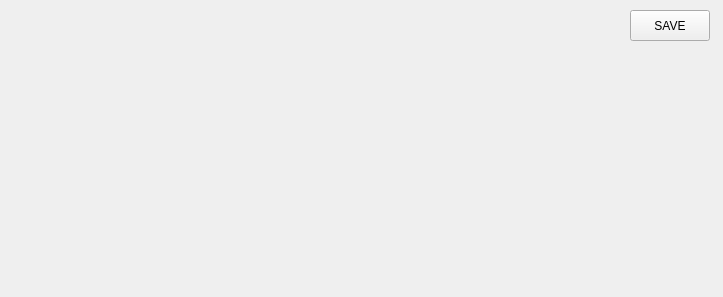
The window that ui/makerwindow.ui (sedrickkeh/Pacman2) describes before a commit, drawn with Qt 5.
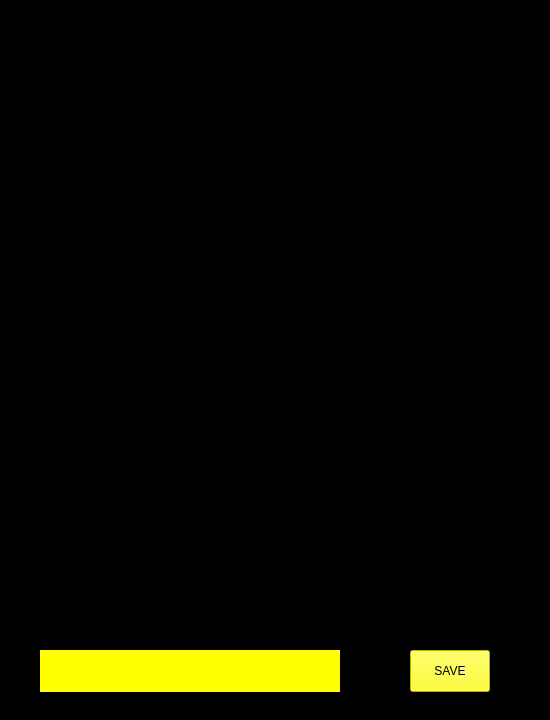
The same window after the commit.

What changed in the file:
```diff
--- a/ui/makerwindow.ui
+++ b/ui/makerwindow.ui
@@ -6,26 +6,48 @@
    <rect>
     <x>0</x>
     <y>0</y>
-    <width>723</width>
-    <height>297</height>
+    <width>550</width>
+    <height>720</height>
    </rect>
   </property>
   <property name="windowTitle">
-   <string>Form</string>
+   <string>Map Maker</string>
+  </property>
+  <property name="styleSheet">
+   <string notr="true">background-color: rgb(0, 0, 0);</string>
   </property>
   <widget class="QPushButton" name="save">
    <property name="geometry">
     <rect>
-     <x>630</x>
-     <y>10</y>
+     <x>410</x>
+     <y>650</y>
      <width>80</width>
-     <height>31</height>
+     <height>42</height>
     </rect>
    </property>
+   <property name="styleSheet">
+    <string notr="true">background-color: rgb(255, 255, 0);</string>
+   </property>
    <property name="text">
     <string>SAVE</string>
    </property>
   </widget>
+  <widget class="QLabel" name="mapmaker_logo">
+   <property name="geometry">
+    <rect>
+     <x>40</x>
+     <y>650</y>
+     <width>300</width>
+     <height>42</height>
+    </rect>
+   </property>
+   <property name="styleSheet">
+    <string notr="true">background-color: rgb(255, 255, 0);</string>
+   </property>
+   <property name="text">
+    <string/>
+   </property>
+  </widget>
  </widget>
  <resources/>
  <connections/>
```
